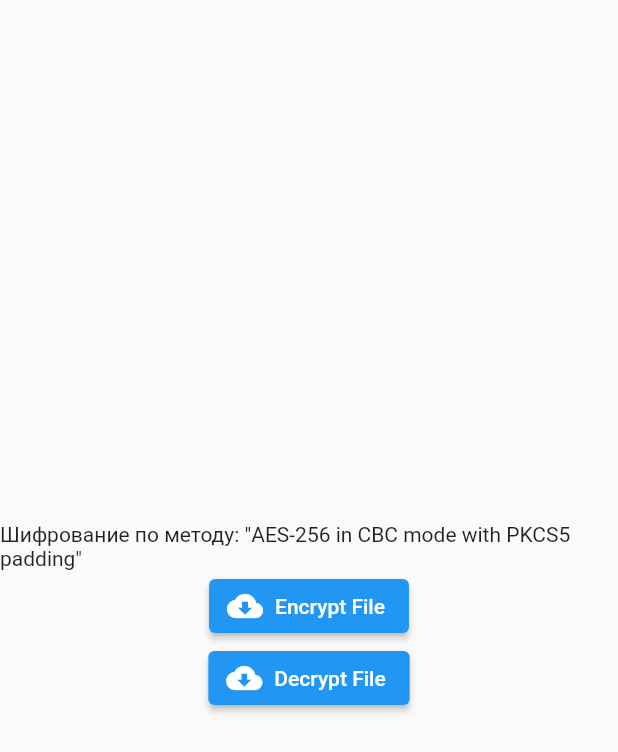
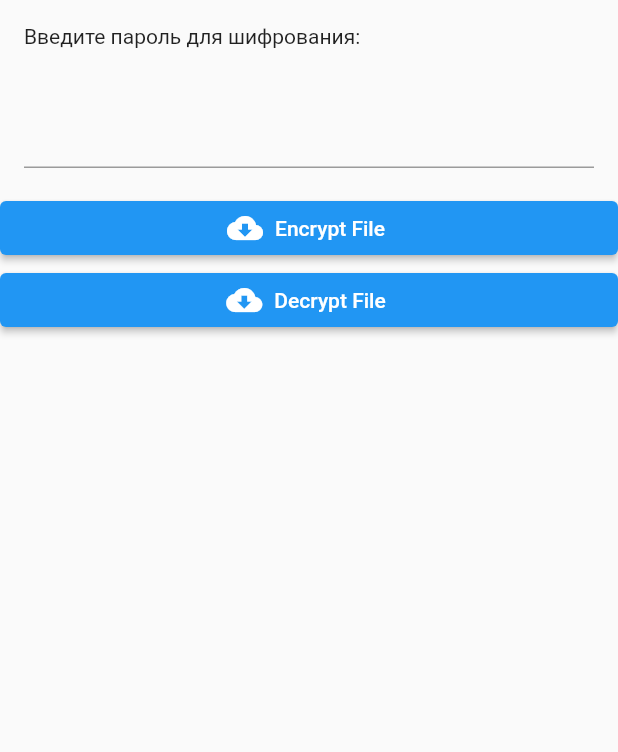
Before and after one commit to lSenichl/mospolytech-education-mobile-dev-2021-1, a Flutter app: the Lab06 screen opened directly, after a tap on "Encrypt File", on a phone screen of 412 x 824 dp. Shown: the top 752 px of the screen. Run offline on Flutter 3.47's test engine with Material 2 defaults, Android fonts, the phone set to English and light mode, and no system bars; our stand-ins replace chewie, flutter_html, google_sign_in, sleek_circular_slider, syncfusion_flutter_sliders, video_player and 1 more; missing offline and left inert: aes_crypt, camera_camera, flutter_file_dialog.

Commit message:
rebuild Lab06

```diff
--- a/lib/Labs/lab06.dart
+++ b/lib/Labs/lab06.dart
@@ -1,19 +1,41 @@
-import 'package:file_encrypter/file_encrypter.dart';
 import 'package:flutter/material.dart';
 import 'package:flutter_file_dialog/flutter_file_dialog.dart';
+import 'dart:io';
+import 'package:aes_crypt/aes_crypt.dart';
 
-String key;
+class Lab06 extends StatefulWidget {
+  @override
+  Lab06State createState() => Lab06State();
+}
 
-class Lab06 extends StatelessWidget {
+String encFilepath;
+String decFilepath;
+String srcFilepath;
+
+class Lab06State extends State<Lab06> {
+  final myController = TextEditingController();
+
+  @override
+  void dispose() {
+    myController.dispose();
+    super.dispose();
+  }
+
   @override
   Widget build(BuildContext context) {
     return Scaffold(
       body: Center(
-        child: Column(
-          mainAxisAlignment: MainAxisAlignment.center,
+        child: ListView(
           children: [
-            Text(
-                'Шифрование по методу: "AES-256 in CBC mode with PKCS5 padding"'),
+            Padding(
+                padding: const EdgeInsets.all(16.0),
+                child: Text('Введите пароль для шифрования: ')),
+            Padding(
+              padding: const EdgeInsets.all(16.0),
+              child: TextField(
+                controller: myController,
+              ),
+            ),
             ElevatedButton.icon(
               onPressed: () async {
                 final params = OpenFileDialogParams();
@@ -21,10 +43,30 @@ class Lab06 extends StatelessWidget {
                     await FlutterFileDialog.pickFile(params: params);
                 print(filePath);
 
-                key = await FileEncrypter.encrypt(
-                  inFilename: filePath,
-                  outFileName: '/storage/emulated/0/Download/encrypted.dat',
-                );
+                srcFilepath = filePath;
+
+                print('Unencrypted source file: $srcFilepath');
+                print('File content: ' +
+                    File(srcFilepath).readAsStringSync() +
+                    '\n');
+
+                var crypt = AesCrypt();
+
+                crypt.setPassword(myController.text);
+                crypt.setOverwriteMode(AesCryptOwMode.warn);
+
+                try {
+                  encFilepath = crypt.encryptFileSync(srcFilepath,
+                      '/storage/emulated/0/Download/testfile_encrypted.aes');
+                  print('The encryption has been completed successfully.');
+                  print('Encrypted file: $encFilepath');
+                } on AesCryptException catch (e) {
+                  if (e.type == AesCryptExceptionType.destFileExists) {
+                    print('The encryption has been completed unsuccessfully.');
+                    print(e.message);
+                  }
+                  return;
+                }
                 print('Encryption Ended');
               },
               icon: Icon(Icons.cloud_download),
@@ -36,11 +78,27 @@ class Lab06 extends StatelessWidget {
                 final filePath =
                     await FlutterFileDialog.pickFile(params: params);
                 print(filePath);
-                await FileEncrypter.decrypt(
-                  key: key,
-                  inFilename: filePath,
-                  outFileName: '/storage/emulated/0/Download/decrypted.txt',
-                );
+
+                var crypt = AesCrypt();
+
+                crypt.setPassword(myController.text);
+                crypt.setOverwriteMode(AesCryptOwMode.warn);
+
+                try {
+                  // Decrypts the file which has been just encrypted and tries to save it under
+                  // another name than source file name.
+                  decFilepath = crypt.decryptFileSync(filePath,
+                      '/storage/emulated/0/Download/testfile_new.txt');
+                  print('The decryption has been completed successfully.');
+                  print('Decrypted file 2: $decFilepath');
+                  print(
+                      'File content: ' + File(decFilepath).readAsStringSync());
+                } on AesCryptException catch (e) {
+                  if (e.type == AesCryptExceptionType.destFileExists) {
+                    print('The decryption has been completed unsuccessfully.');
+                    print(e.message);
+                  }
+                }
                 print('Decryption Ended');
               },
               icon: Icon(Icons.cloud_download),
--- a/pubspec.yaml
+++ b/pubspec.yaml
@@ -36,7 +36,6 @@ dependencies:
   camera_camera:
   camera:
   google_sign_in:
-  file_encrypter:
   dio:
   encrypt:
   aes_crypt:
```
Also changed, not shown: pubspec.lock.
